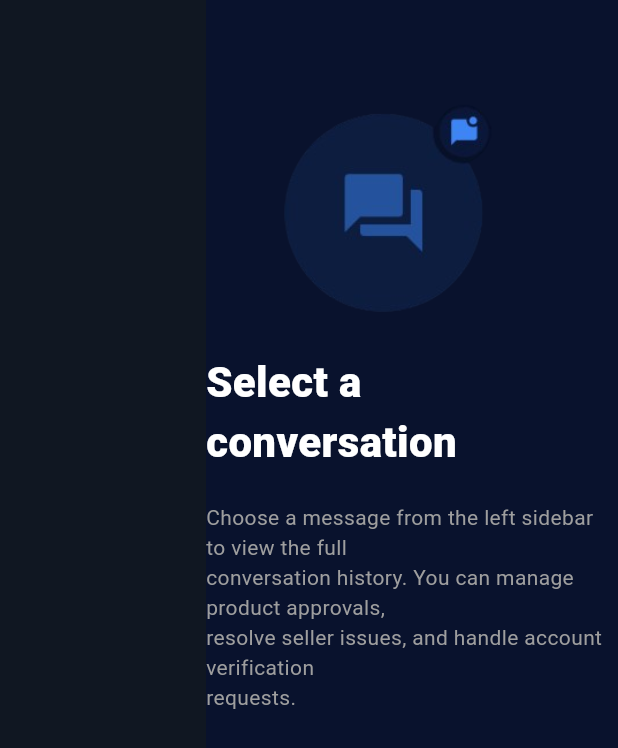
After one commit to vinayakmdas/vincart_admin, a Flutter app: the ChatLayoutScreen screen opened directly, on a phone screen of 412 x 824 dp. The commit adds this screen. Shown: the top 748 px of the screen. Run offline on Flutter 3.47's test engine with Material 3 defaults, Android fonts, the phone set to English and light mode, and no system bars; our stand-ins replace cloud_firestore, file_picker, firebase_auth, firebase_core, google_fonts, shared_preferences; accounts and stored records are empty.

Commit message:
chat is completed

```diff
--- a/lib/core/themes/app_color.dart
+++ b/lib/core/themes/app_color.dart
@@ -29,4 +29,7 @@ static const redcolor  =  Color(0xFF211B3A);
 static const bordercolorRed = Color(0xFF4A233C);
 static const rednText =Color(0xFFEF4444);
 
+//  chat screen
+static const listsubheading = Color(0xFF8392A7);
+static const chatbagroundColor = Color(0xFF09122D);
 }
--- /dev/null
+++ b/lib/features/customer_service/screen/chat_layout_screen.dart
@@ -0,0 +1,48 @@
+import 'package:ecommerce_admin/core/themes/app_color.dart';
+import 'package:ecommerce_admin/features/customer_service/screen/chat_screen.dart';
+import 'package:ecommerce_admin/features/customer_service/screen/chat_list_scren.dart';
+import 'package:ecommerce_admin/features/customer_service/widget/empty_page_screen.dart';
+import 'package:flutter/material.dart';
+
+class ChatLayoutScreen extends StatefulWidget {
+  const ChatLayoutScreen({super.key});
+
+  @override
+  State<ChatLayoutScreen> createState() => _ChatLayoutScreenState();
+}
+
+class _ChatLayoutScreenState extends State<ChatLayoutScreen> {
+
+  String? selectedSellerUid;
+
+  @override
+  Widget build(BuildContext context) {
+    return Scaffold(
+      backgroundColor: AppColor.chatbagroundColor,
+      body: Row(
+        children: [
+
+          /// LEFT SIDE - SELLER LIST
+          Expanded(
+            flex: 2,
+            child: ChatListSCreen(
+              onSellerSelected: (uid) {
+                setState(() {
+                  selectedSellerUid = uid;
+                });
+              },
+            ),
+          ),
+
+          /// RIGHT SIDE - CHAT
+          Expanded(
+            flex: 4,
+            child: selectedSellerUid == null
+                ?   EmptyPageScreen.emptyChatPage()
+                : ChatScreen(sellerUid: selectedSellerUid!),
+          ),
+        ],
+      ),
+    );
+  }
+}
--- /dev/null
+++ b/lib/features/customer_service/screen/chat_list_scren.dart
@@ -0,0 +1,67 @@
+import 'package:cloud_firestore/cloud_firestore.dart';
+import 'package:ecommerce_admin/core/themes/app_color.dart';
+import 'package:flutter/material.dart';
+
+class ChatListSCreen extends StatelessWidget {
+
+  final Function(String) onSellerSelected;
+
+  const ChatListSCreen({super.key, required this.onSellerSelected});
+
+  @override
+  Widget build(BuildContext context) {
+
+    List<Color> leadingbaground = [
+      Colors.greenAccent,
+      Colors.amberAccent,
+      Colors.tealAccent,
+      Colors.redAccent,
+      Colors.purpleAccent,
+      Colors.indigoAccent
+    ];
+
+    return Scaffold(
+backgroundColor: AppColor.productBaground,
+      body: StreamBuilder(
+        stream: FirebaseFirestore.instance
+            .collection('sellers')
+            .where('status', isEqualTo: 'approved')
+            .snapshots(),
+        builder: (context, snapshot) {
+
+          if (!snapshot.hasData) {
+            return const Center(child: CircularProgressIndicator());
+          }
+
+          final sellers = snapshot.data!.docs;
+
+          return ListView.builder(
+            itemCount: sellers.length,
+            itemBuilder: (context, index) {
+
+              final seller = sellers[index];
+
+              return ListTile(
+                leading: CircleAvatar(
+                  backgroundColor: leadingbaground[index % leadingbaground.length],
+                  child: Text(
+                    seller['sellerName'][0],
+                    style: const TextStyle(
+                        color: Colors.white,
+                        fontWeight: FontWeight.bold),
+                  ),
+                ),
+           title: Text(seller['sellerName'],style: TextStyle(color: AppColor.whiteColor),), subtitle: Text(seller['email'],style: TextStyle(color: AppColor.listsubheading),),
+                onTap: () {
+
+
+                  onSellerSelected(seller['uid']);
+                },
+              );
+            },
+          );
+        },
+      ),
+    );
+  }
+}
--- /dev/null
+++ b/lib/features/customer_service/widget/empty_page_screen.dart
@@ -0,0 +1,22 @@
+import 'package:ecommerce_admin/core/themes/app_color.dart';
+import 'package:flutter/material.dart';
+
+class EmptyPageScreen {
+
+  static  Widget emptyChatPage(){
+
+    return Center(
+     child:  Column(
+       children: [
+         Container(child: Image.asset("assets/chat_empty_Screen/empty.png")),
+         Text("Select a conversation",style: TextStyle(color: AppColor.whiteColor,fontWeight: FontWeight.w800,fontSize: 28),),
+         SizedBox(height: 20,),
+         Text('''Choose a message from the left sidebar to view the full
+conversation history. You can manage product approvals,
+resolve seller issues, and handle account verification
+requests.''',style: TextStyle(color: AppColor.greyColor),)
+       ],
+     ),
+    );
+  }
+}
--- a/lib/features/homescreen/screens/homescreen.dart
+++ b/lib/features/homescreen/screens/homescreen.dart
@@ -1,7 +1,7 @@
 import 'package:ecommerce_admin/core/themes/app_color.dart';
 import 'package:ecommerce_admin/features/brand/screen/brand_screen.dart';
 import 'package:ecommerce_admin/features/categories/screens/category_screen.dart';
-import 'package:ecommerce_admin/features/customer_service/screen/customer_screen.dart';
+import 'package:ecommerce_admin/features/customer_service/screen/chat_layout_screen.dart';
 import 'package:ecommerce_admin/features/dashboard/screens/dashbord_screen.dart';
 import 'package:ecommerce_admin/features/homescreen/model/drawer_Model.dart';
 import 'package:ecommerce_admin/features/homescreen/provider/sideMen_provider.dart';
@@ -29,7 +29,7 @@ class HomeScreen extends StatelessWidget {
       case 2:
         return SellerManagement();
       case 3:
-        return CustomerScreen();
+        return ChatLayoutScreen();
       case 4:
         return OrederScreens();
       case 5:
@@ -60,7 +60,7 @@ class HomeScreen extends StatelessWidget {
       SideMenuItems(title: "Dashboard", icon: Icons.dashboard, pageTitle: "Dashboard Overview"),
       SideMenuItems(title: "User Management", icon: Icons.supervised_user_circle_outlined, pageTitle: "User Management"),
       SideMenuItems(title: "Seller Management", icon: Icons.add_business_sharp, pageTitle: "Seller Management"),
-      SideMenuItems(title: "Customer Service", icon: Icons.headset_mic_outlined, pageTitle: "Customer Service"),
+      SideMenuItems(title: "Chat", icon: Icons.headset_mic_outlined, pageTitle: "Chat"),
       SideMenuItems(title: "Order", icon: Icons.shopping_cart, pageTitle: "Order Details"),
       SideMenuItems(title: "Categories", icon: Icons.category_outlined, pageTitle: "Categories"),
        SideMenuItems(title: "Brand", icon: Icons.bakery_dining_rounded, pageTitle: "Brand Details"),
--- a/pubspec.yaml
+++ b/pubspec.yaml
@@ -68,9 +68,7 @@ flutter:
 
   # To add assets to your application, add an assets section, like this:
   assets:
-    - assert/
-  #   - images/a_dot_ham.jpeg
-
+    - assets/chat_empty_Screen/empty.png
   # An image asset can refer to one or more resolution-specific "variants", see
   # https://flutter.dev/to/resolution-aware-images
 
```
Also changed, not shown: lib/features/customer_service/screen/chat_screen.dart (added, +171 -0 lines), lib/features/customer_service/screen/customer_screen.dart (deleted, +0 -14 lines), lib/features/customer_service/widget/chatscreen_widget.dart (added, +10 -0 lines), assets/chat_empty_Screen/empty.png (added).
